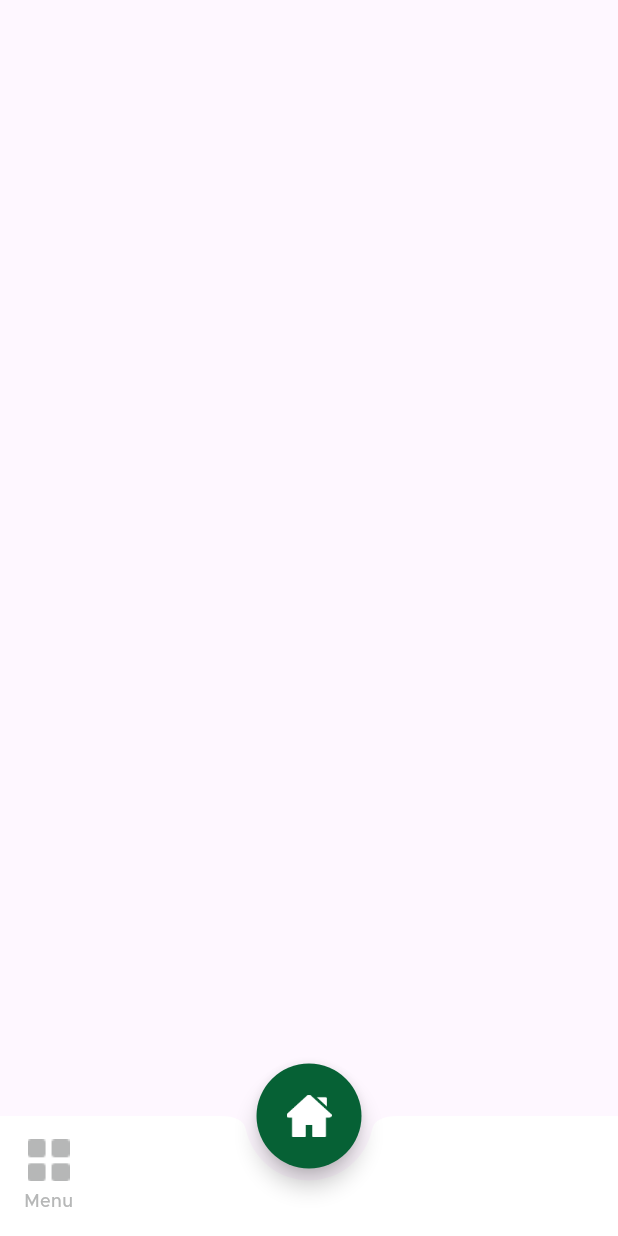
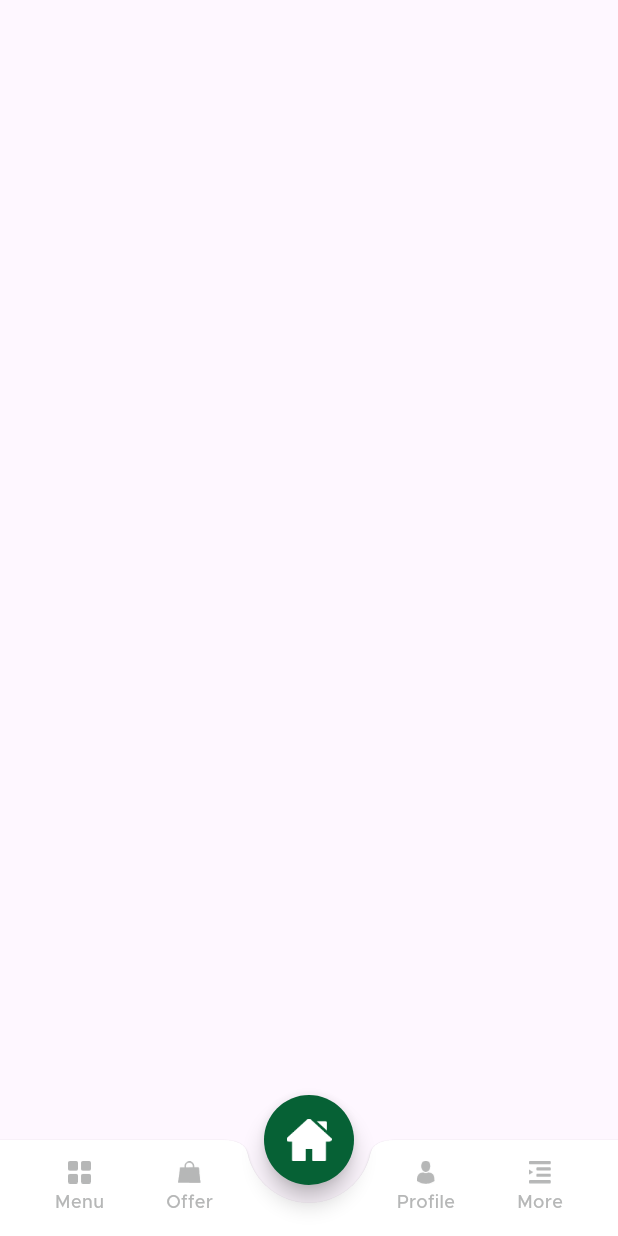
Before and after one commit to takudzwachitsungo/cicosy-app, a Flutter app: the MainTabView screen opened directly, on a phone screen of 412 x 824 dp. Run offline on Flutter 3.47's test engine with Material 3 defaults, Android fonts, the phone set to English and light mode, and no system bars; missing offline and left inert: otp_pin_field.

Commit message:
third commit

```diff
--- /dev/null
+++ b/lib/common_widget/tab_button.dart
@@ -0,0 +1,39 @@
+import 'package:cicosy/common/color_extension.dart';
+import 'package:flutter/material.dart';
+
+class TabButton extends StatelessWidget {
+  final VoidCallback onTap;
+  final String title;
+  final String icon;
+  final bool isSelected;
+  const TabButton({super.key, required this.title, required this.icon, required this.onTap, required this.isSelected});
+
+  @override
+  Widget build(BuildContext context) {
+    return   InkWell(
+
+          onTap: onTap,
+            child: Column(
+              mainAxisSize: MainAxisSize.min,
+              crossAxisAlignment: CrossAxisAlignment.center,
+              children: [
+
+                Image.asset(
+                   icon,
+                   width: 15,
+                   height: 15,
+                   color: isSelected ? TColor.primary: TColor.placeholder,
+                    ),
+                const SizedBox(height: 4,
+                ),
+                Text(
+                  title,
+                   style: TextStyle(
+                   color: isSelected ? TColor.primary:  TColor.placeholder,
+                   fontSize: 12,
+                   fontWeight: FontWeight.w500),
+                    )
+            ],),
+            );
+  }
+}
--- a/lib/main.dart
+++ b/lib/main.dart
@@ -32,7 +32,7 @@ class MyApp extends StatelessWidget {
         // This works for code too, not just values: Most code changes can be
         // tested with just a hot reload.
         colorScheme: ColorScheme.fromSeed(seedColor: Colors.deepPurple),
-        useMaterial3: true,
+        // useMaterial3: true,
       ),
       home: const StartupView(),
     );
--- a/lib/view/main_tabview/main_tab_view.dart
+++ b/lib/view/main_tabview/main_tab_view.dart
@@ -1,4 +1,5 @@
 import 'package:cicosy/common/color_extension.dart';
+import 'package:cicosy/common_widget/tab_button.dart';
 import 'package:cicosy/view/home/home_view.dart';
 import 'package:flutter/material.dart';
 
@@ -18,14 +19,16 @@ class _MainTabViewState extends State<MainTabView> {
   @override
   Widget build(BuildContext context) {
     return Scaffold(
+
       body: PageStorage(
         bucket: pageStorageBucket,
         child: selectPageView,
       ),
+      // backgroundColor: const Color(0xfff5f5f5),
       floatingActionButtonLocation: FloatingActionButtonLocation.miniCenterDocked,
       floatingActionButton: SizedBox(
-        width: 70,
-        height: 70,
+        width: 60,
+        height: 60,
         child: FloatingActionButton(
           onPressed: (){
 
@@ -52,13 +55,19 @@ class _MainTabViewState extends State<MainTabView> {
       bottomNavigationBar: BottomAppBar(
         color: TColor.white,
         surfaceTintColor: TColor.white,
+        shadowColor: Colors.black,
         elevation: 1,
-        notchMargin: 8,
+        notchMargin: 12,
+        height: 64,
         shape: const CircularNotchedRectangle(),
-        child:  Row(
+        child:  SafeArea(
+          child: Row(
+            mainAxisAlignment: MainAxisAlignment.spaceAround,
             children: [
-            InkWell(onTap: (){
-
+            TabButton(
+              title: "Menu",
+              icon: "assets/img/tab_menu.png" ,
+              onTap: () {
                 if(selctTab != 0){
                   selctTab = 0;
                   selectPageView = Container();
@@ -68,23 +77,60 @@ class _MainTabViewState extends State<MainTabView> {
 
                   });
                 }
+              },
+              isSelected: selctTab == 0),
 
+               TabButton(
+              title: "Offer",
+              icon: "assets/img/tab_offer.png" ,
+              onTap: () {
+                if(selctTab != 1){
+                  selctTab = 1;
+                  selectPageView = Container();
+                }
+                if(mounted){
+                  setState(() {
+
+                  });
+                }
               },
-            child: Column(
-              mainAxisSize: MainAxisSize.min,
-              crossAxisAlignment: CrossAxisAlignment.center,
-              children: [
+              isSelected: selctTab == 1),
 
-                Image.asset("assets/img/tab_menu.png", width: 30, height: 30,),
+              const SizedBox(width: 40, height: 40,),
 
-                const SizedBox(height: 4,
+              TabButton(
+              title: "Profile",
+              icon: "assets/img/tab_profile.png" ,
+              onTap: () {
+                if(selctTab != 3){
+                  selctTab = 3;
+                  selectPageView = Container();
+                }
+                if(mounted){
+                  setState(() {
+
+                  });
+                }
+              },
+              isSelected: selctTab == 3),
+
+               TabButton(
+              title: "More",
+              icon: "assets/img/tab_more.png" ,
+              onTap: () {
+                if(selctTab != 4){
+                  selctTab = 4;
+                  selectPageView = Container();
+                }
+                if(mounted){
+                  setState(() {
+
+                  });
+                }
+              },
+              isSelected: selctTab == 4),
+            ],
             ),
-
-                Text("Menu", style: TextStyle(color: TColor.placeholder, fontSize: 12, fontWeight: FontWeight.w500),)
-
-            ],),
-            )
-          ],
         ),
         ),
     );
```
Also changed, not shown: assets/img/on_boarding_1.png, assets/img/on_boarding_2.png, assets/img/on_boarding_3.png. Lines whose indentation alone changed are shown as unchanged.
